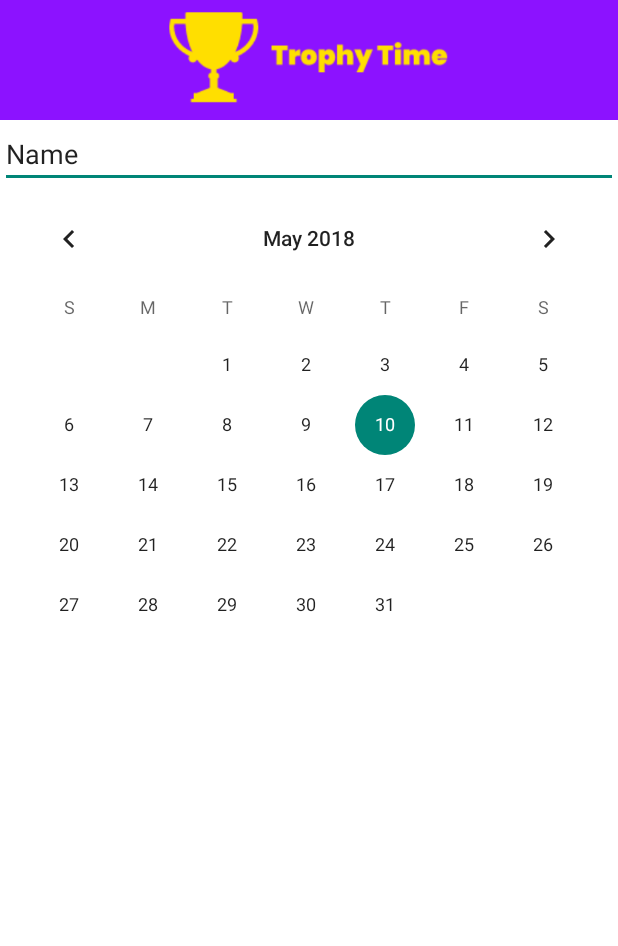
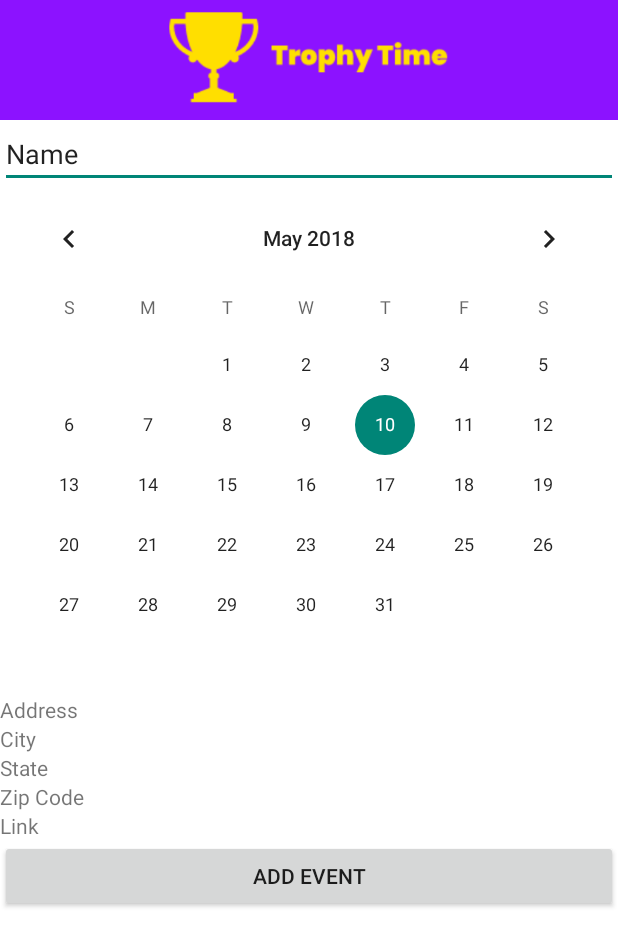
Before and after one commit to CompetitionAppOrganization/CompetitionApp, an Android app: the AddEventsActivity screen opened directly, with no data from a screen before it, on a phone screen of 412 x 824 dp. Shown: the top 946 px of the screen. Run offline under Robolectric (Android 15) with nearby library versions, the phone set to English and light mode, and no system bars.

Commit message:
Admin buttons added

```diff
--- a/app/src/main/java/com/example/andrea/competitionapp/AdminCompInfo.java
+++ b/app/src/main/java/com/example/andrea/competitionapp/AdminCompInfo.java
@@ -1,9 +1,12 @@
 package com.example.andrea.competitionapp;
 
+import android.content.Intent;
 import android.provider.CalendarContract;
 import android.support.v7.app.AppCompatActivity;
 import android.os.Bundle;
 import android.util.Log;
+import android.view.View;
+import android.widget.Button;
 import android.widget.TextView;
 
 import com.google.firebase.database.DataSnapshot;
@@ -16,7 +19,7 @@ import java.util.ArrayList;
 import java.util.List;
 
 public class AdminCompInfo extends AppCompatActivity {
-    List<Event> events=new ArrayList<Event>();
+    final List<Event> events=new ArrayList<Event>();
 
     @Override
     protected void onCreate(Bundle savedInstanceState) {
@@ -36,8 +39,15 @@ public class AdminCompInfo extends AppCompatActivity {
                     textView= (TextView) findViewById(R.id.eventInfo);
                     textView.setText("Date: "+AdminListView.selectedEvent.getMonth()+" "+AdminListView.selectedEvent.getNumberDate()+", "+AdminListView.selectedEvent.getYear()
                             +"\nLocation: "+AdminListView.selectedEvent.getStreet()+", "+AdminListView.selectedEvent.getCity());
+                    final Button buttonList = findViewById(R.id.deleteEvent);
+                    buttonList.setOnClickListener(new View.OnClickListener() {
+                        public void onClick(View v) {
+                            // Code here executes on main thread after user presses button
 
+                        }
+                    });
                 }
+
 
                 @Override
                 public void onCancelled(DatabaseError error) {
--- a/app/src/main/res/layout/activity_add_events.xml
+++ b/app/src/main/res/layout/activity_add_events.xml
@@ -39,6 +39,42 @@
             android:layout_width="match_parent"
             android:layout_height="wrap_content" />
 
+        <TextView
+            android:id="@+id/textView3"
+            android:layout_width="match_parent"
+            android:layout_height="wrap_content"
+            android:text="Address" />
+
+        <TextView
+            android:id="@+id/textView4"
+            android:layout_width="match_parent"
+            android:layout_height="wrap_content"
+            android:text="City" />
+
+        <TextView
+            android:id="@+id/textView5"
+            android:layout_width="match_parent"
+            android:layout_height="wrap_content"
+            android:text="State" />
+
+        <TextView
+            android:id="@+id/textView6"
+            android:layout_width="match_parent"
+            android:layout_height="wrap_content"
+            android:text="Zip Code" />
+
+        <TextView
+            android:id="@+id/textView7"
+            android:layout_width="match_parent"
+            android:layout_height="wrap_content"
+            android:text="Link" />
+
+        <Button
+            android:id="@+id/button5"
+            android:layout_width="match_parent"
+            android:layout_height="wrap_content"
+            android:text="Add Event" />
+
     </LinearLayout>
 
 
--- a/app/src/main/res/layout/activity_admin_comp_info.xml
+++ b/app/src/main/res/layout/activity_admin_comp_info.xml
@@ -55,7 +55,7 @@
             app:layout_constraintStart_toStartOf="parent" />
 
         <Button
-            android:id="@+id/button4"
+            android:id="@+id/deleteEvent"
             android:layout_width="242dp"
             android:layout_height="69dp"
             android:layout_marginEnd="180dp"
```
